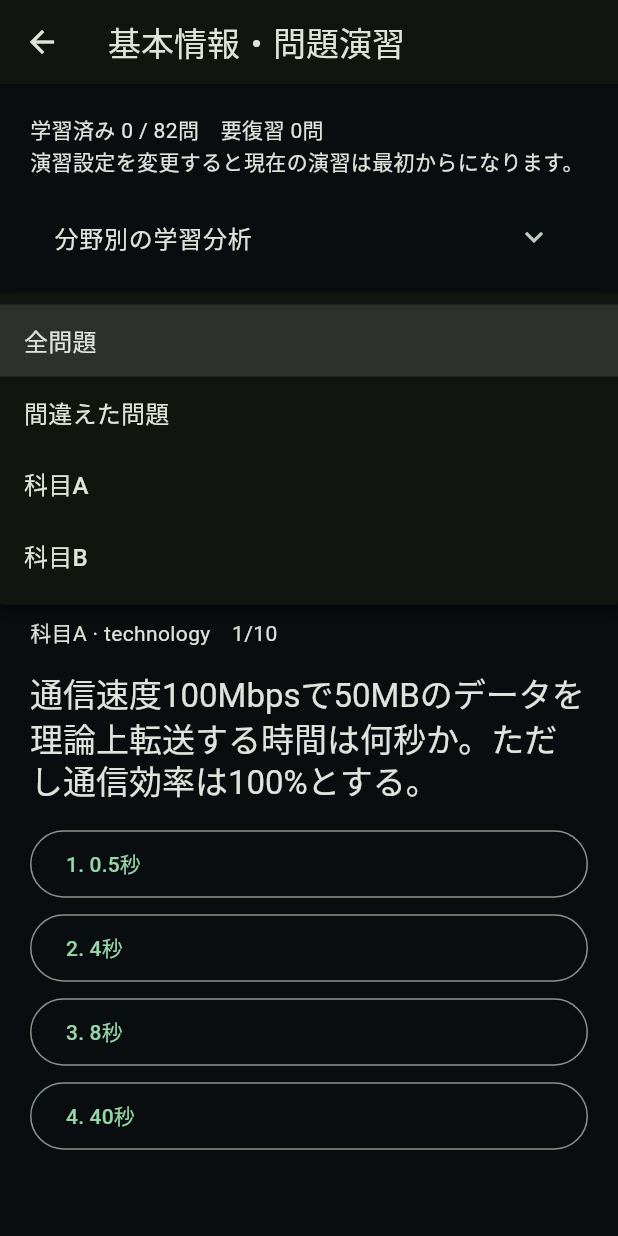
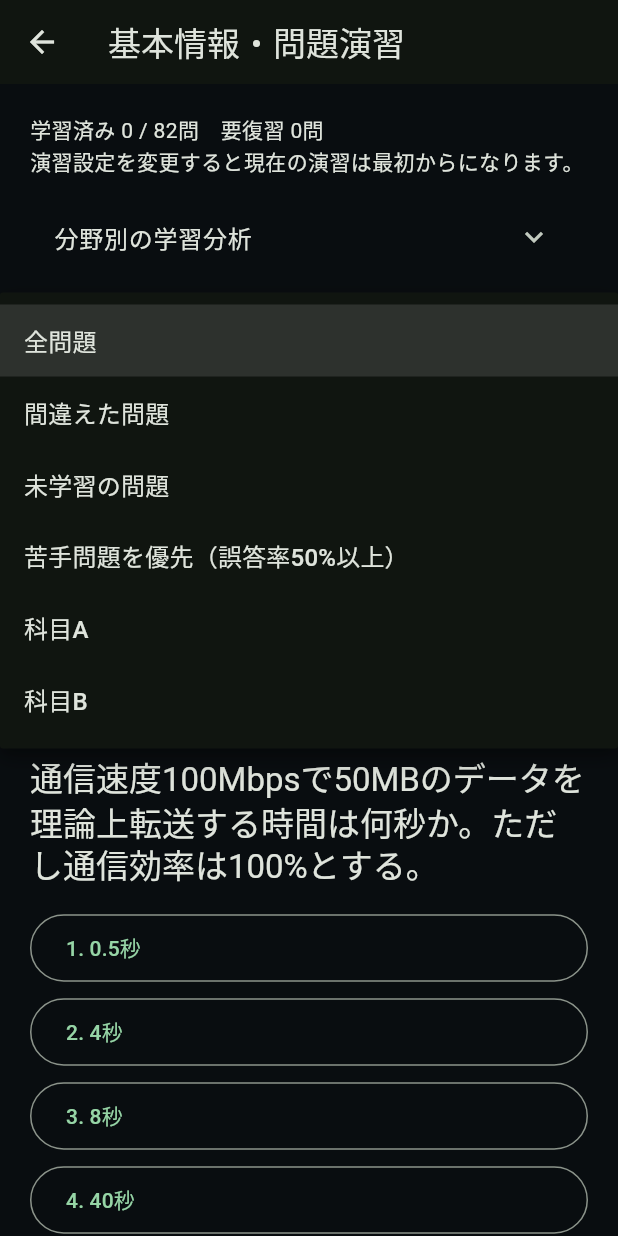
Before and after one commit to mackywild/Level-Me, a Flutter app: the FeQuestionScreen screen opened directly, after a tap on "全問題", on a phone screen of 412 x 824 dp. Run offline on Flutter 3.47's test engine with Material 3 defaults, Android fonts, the phone set to English and light mode, and no system bars.

Commit message:
feat(fe): add unseen, weak-priority, and domain-filtered practice

```diff
--- a/lib/screens/fe_question_screen.dart
+++ b/lib/screens/fe_question_screen.dart
@@ -5,7 +5,7 @@ import 'package:flutter/services.dart';
 import '../models/fe_question.dart';
 import '../services/fe_progress_store.dart';
 
-enum FePracticeMode { all, incorrect, sectionA, sectionB }
+enum FePracticeMode { all, incorrect, unseen, weak, sectionA, sectionB }
 
 class FeQuestionScreen extends StatefulWidget {
  const FeQuestionScreen({super.key});
@@ -22,6 +22,8 @@ class _FeQuestionScreenState extends State<FeQuestionScreen>{
  int? selected;
  bool saving=false;
  bool shuffle=true;
+ String? domainFilter;
+ bool onlyUnseen=false;
  int limit=10;
  final Random _random=Random();
  @override void initState(){super.initState();_loading=_load();}
@@ -35,10 +37,22 @@ class _FeQuestionScreenState extends State<FeQuestionScreen>{
   questions=switch(mode){
    FePracticeMode.all=>List.of(all),
    FePracticeMode.incorrect=>all.where((q)=>history[q.id]?.lastOrNull==false).toList(),
+   FePracticeMode.unseen=>all.where((q)=>history[q.id]?.isEmpty??true).toList(),
+   FePracticeMode.weak=>all.where((q){
+    final h=history[q.id];
+    return h!=null&&h.isNotEmpty&&h.where((v)=>!v).length*2>=h.length;
+   }).toList(),
    FePracticeMode.sectionA=>all.where((q)=>q.section=='A').toList(),
    FePracticeMode.sectionB=>all.where((q)=>q.section=='B').toList(),
   };
-  if(shuffle){questions.shuffle(_random);}
+  if(domainFilter!=null){questions=questions.where((q)=>q.domain==domainFilter).toList();}
+  if(onlyUnseen){questions=questions.where((q)=>history[q.id]?.isEmpty??true).toList();}
+  if(mode==FePracticeMode.weak){
+   questions.sort((a,b){
+    double score(FeQuestion q){final h=history[q.id]!;return h.where((v)=>!v).length/h.length;}
+    return score(b).compareTo(score(a));
+   });
+  }else if(shuffle){questions.shuffle(_random);}
   if(limit>0 && questions.length>limit){questions=questions.take(limit).toList();}
   index=0;correct=0;selected=null;
  }
@@ -89,12 +103,22 @@ class _FeQuestionScreenState extends State<FeQuestionScreen>{
      items:const [
       DropdownMenuItem(value:FePracticeMode.all,child:Text('全問題')),
       DropdownMenuItem(value:FePracticeMode.incorrect,child:Text('間違えた問題')),
+      DropdownMenuItem(value:FePracticeMode.unseen,child:Text('未学習の問題')),
+      DropdownMenuItem(value:FePracticeMode.weak,child:Text('苦手問題を優先（誤答率50%以上）')),
       DropdownMenuItem(value:FePracticeMode.sectionA,child:Text('科目A')),
       DropdownMenuItem(value:FePracticeMode.sectionB,child:Text('科目B')),
      ],
      onChanged:(v){if(v!=null){setState((){mode=v;_filter();});}},
     ),
     const SizedBox(height:12),
+    DropdownButtonFormField<String>(
+     key:ValueKey(domainFilter),
+     initialValue:domainFilter,
+     decoration:const InputDecoration(labelText:'分野で絞り込む'),
+     items:[const DropdownMenuItem<String>(value:null,child:Text('全分野')),
+      for(final domain in domains) DropdownMenuItem(value:domain,child:Text(domain))],
+     onChanged:(v)=>setState((){domainFilter=v;_filter();}),
+    ),
     SwitchListTile(title:const Text('問題をシャッフル'),value:shuffle,onChanged:(v)=>setState((){shuffle=v;_filter();})),
     DropdownButtonFormField<int>(
      initialValue:limit,
@@ -111,6 +135,9 @@ class _FeQuestionScreenState extends State<FeQuestionScreen>{
      const Text('この条件に該当する問題はありません。')
     else if(index>=questions.length)...[
      Text('演習完了　$correct / ${questions.length}',style:Theme.of(context).textTheme.headlineSmall),
+     Text('今回の正答率 ${(correct/questions.length*100).toStringAsFixed(1)}%'),
+     const SizedBox(height:8),
+     Text('誤答した問題は「間違えた問題」から復習できます。'),
      const SizedBox(height:12),
      FilledButton(onPressed:()=>setState(_filter),child:const Text('もう一度')),
     ]else ...[
```
